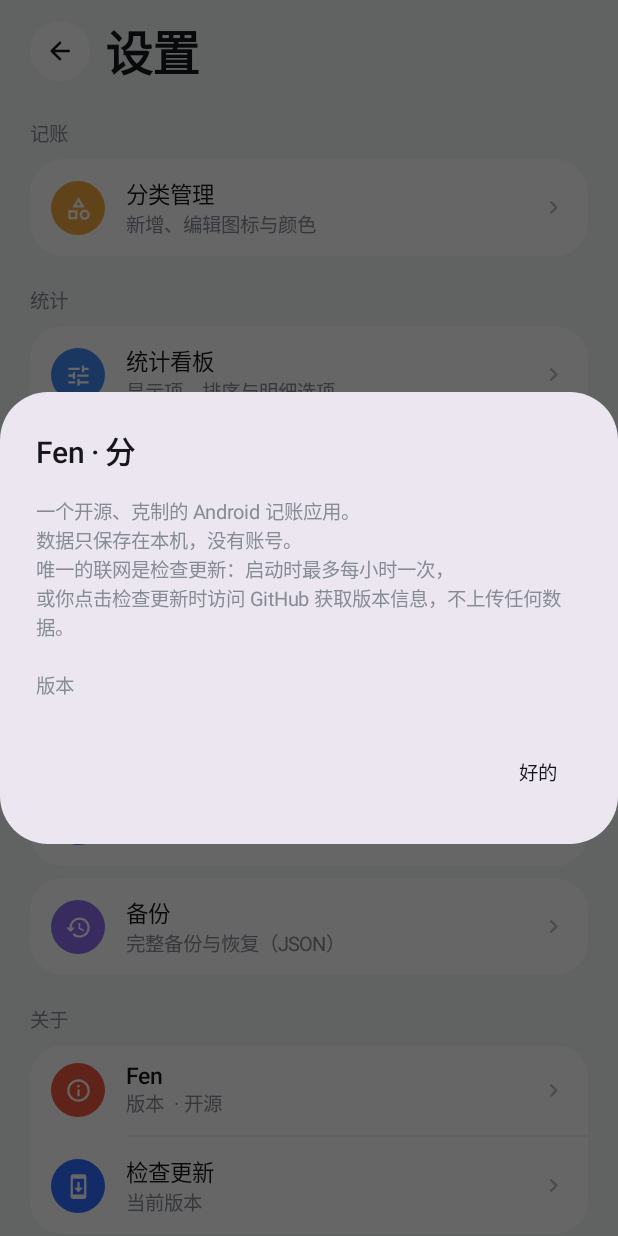
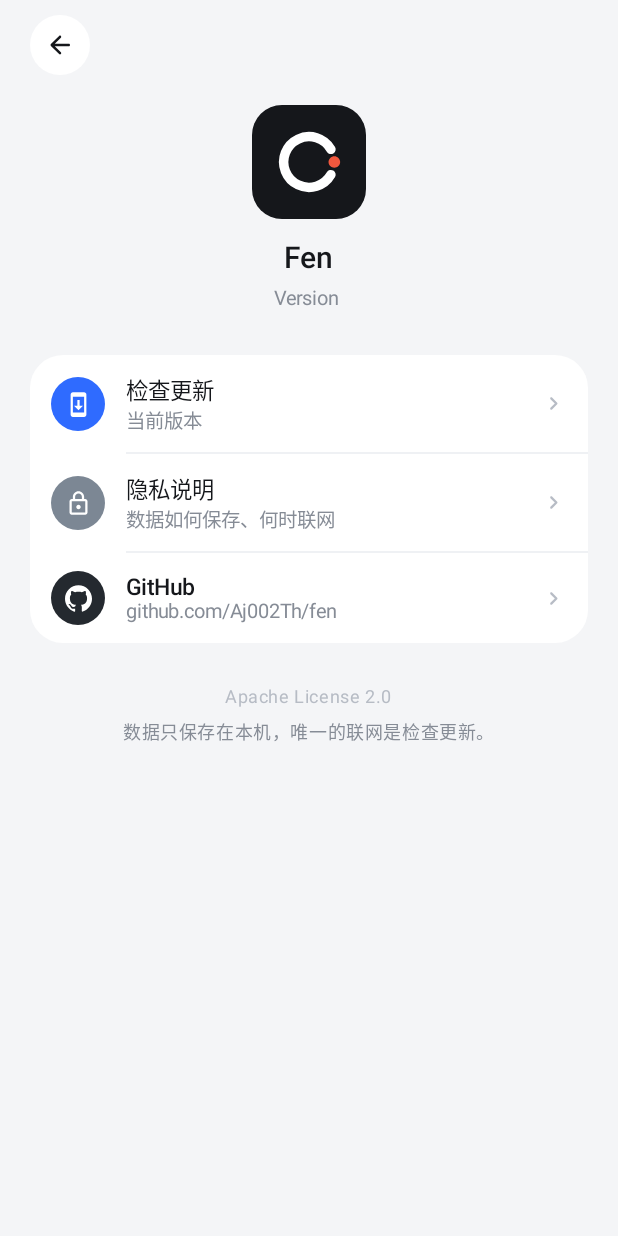
Before and after one commit to Aj002Th/fen, an Android app built with Jetpack Compose: the SettingsScreen screen opened through its navigation route, after a tap on "Fen", on a phone screen of 412 x 824 dp. Run offline under Robolectric (Android 15) with nearby library versions, the phone set to English and light mode, and no system bars.

Commit message:
feat: merge about and update into one page

```diff
--- a/app/src/main/java/app/fen/ui/FenRoot.kt
+++ b/app/src/main/java/app/fen/ui/FenRoot.kt
@@ -70,6 +70,7 @@ import androidx.navigation.compose.rememberNavController
 import app.fen.BuildConfig
 import app.fen.data.Tx
 import app.fen.ui.screens.AddTransactionScreen
+import app.fen.ui.screens.AboutScreen
 import app.fen.ui.screens.BackupScreen
 import app.fen.ui.screens.BillsScreen
 import app.fen.ui.screens.CategoryManagerScreen
@@ -80,10 +81,12 @@ import app.fen.ui.screens.SearchScreen
 import app.fen.ui.screens.SettingsScreen
 import app.fen.ui.screens.StatsBoardSettingsScreen
 import app.fen.ui.screens.StatsScreen
+import app.fen.ui.screens.UpdateSheet
 import app.fen.ui.theme.Fen
 import app.fen.ui.theme.FenMotion
 import app.fen.ui.theme.FenTheme
 import app.fen.update.UpdateViewModel
+import app.fen.update.hasAvailableUpdate
 import kotlinx.coroutines.CancellationException
 import kotlinx.coroutines.Dispatchers
 import kotlinx.coroutines.launch
@@ -165,6 +168,7 @@ private fun FenContent(viewModel: FenViewModel) {
     val showBottomBar = currentRoute == null || RootTabs.isRoot(currentRoute)
     var showAdd by remember { mutableStateOf(false) }
     var editingTx by remember { mutableStateOf<Tx?>(null) }
+    var devUnlocked by remember { mutableStateOf(false) }
     val addOffset = remember { Animatable(1f) }
     val scope = rememberCoroutineScope()
 
@@ -299,16 +303,9 @@ private fun FenContent(viewModel: FenViewModel) {
                             onOpenImport = { navController.navigate("import") },
                             onOpenExport = { navController.navigate("export") },
                             onOpenBackup = { navController.navigate("backup") },
-                            updateState = updateState,
-                            isDevBuild = updateViewModel.isDevBuild,
-                            onCheckUpdate = updateViewModel::openAndCheck,
-                            onCloseUpdate = updateViewModel::closeSheet,
-                            onDownloadUpdate = updateViewModel::downloadAndInstall,
-                            onCancelUpdate = updateViewModel::cancelDownload,
-                            onRetryUpdate = updateViewModel::retry,
-                            onOpenInstallPermission = updateViewModel::openInstallPermission,
-                            onResumeUpdatePermission = updateViewModel::resumeAfterPermission,
-                            onRecheckUpdate = updateViewModel::openAndCheck,
+                            devUnlocked = devUnlocked,
+                            hasUpdate = hasAvailableUpdate(updateState),
+                            onOpenAbout = { navController.navigate("about") },
                             showDebug = BuildConfig.DEBUG,
                             onSeedDemo = {
                                 scope.launch(Dispatchers.IO) { viewModel.seedDemoData(400) }
@@ -423,6 +420,20 @@ private fun FenContent(viewModel: FenViewModel) {
                         )
                     }
                 }
+                composable("about") {
+                    FenPage {
+                        AboutScreen(
+                            versionName = BuildConfig.VERSION_NAME,
+                            updateState = updateState,
+                            onBack = { navController.popBackStack() },
+                            onCheckUpdate = updateViewModel::openAndCheck,
+                            onUnlockDev = {
+                                devUnlocked = true
+                                navController.popBackStack()
+                            },
+                        )
+                    }
+                }
             }
         }
 
@@ -462,6 +473,20 @@ private fun FenContent(viewModel: FenViewModel) {
                     }
                     if (!andContinue) scope.launch { dismissAdd() }
                 },
+            )
+        }
+
+        if (updateState.sheetVisible) {
+            UpdateSheet(
+                state = updateState,
+                isDevBuild = updateViewModel.isDevBuild,
+                onDismiss = updateViewModel::closeSheet,
+                onDownload = updateViewModel::downloadAndInstall,
+                onCancel = updateViewModel::cancelDownload,
+                onRetry = updateViewModel::retry,
+                onOpenPermission = updateViewModel::openInstallPermission,
+                onResumeAfterPermission = updateViewModel::resumeAfterPermission,
+                onRecheck = updateViewModel::openAndCheck,
             )
         }
     }
--- a/app/src/main/java/app/fen/ui/components/Common.kt
+++ b/app/src/main/java/app/fen/ui/components/Common.kt
@@ -39,6 +39,7 @@ import androidx.compose.ui.Modifier
 import androidx.compose.ui.draw.clip
 import androidx.compose.ui.graphics.Color
 import androidx.compose.ui.graphics.SolidColor
+import androidx.compose.ui.graphics.painter.Painter
 import androidx.compose.ui.graphics.vector.ImageVector
 import androidx.compose.ui.focus.focusRequester
 import androidx.compose.ui.text.TextStyle
@@ -160,6 +161,42 @@ fun RowDivider(modifier: Modifier = Modifier, startInset: Dp = 66.dp) {
             .height(1.dp)
             .background(Fen.colors.divider)
     )
+}
+
+/** 8dp 小红点，用于「有新版本」。 */
+@Composable
+fun DotBadge(modifier: Modifier = Modifier, size: Dp = 8.dp) {
+    Box(
+        modifier
+            .size(size)
+            .clip(CircleShape)
+            .background(Fen.colors.expense)
+    )
+}
+
+/** 用 drawable/painter 的圆底图标，用于品牌图标这类没有 ImageVector 的场景。 */
+@Composable
+fun ImageBadge(
+    painter: Painter,
+    color: Color,
+    modifier: Modifier = Modifier,
+    size: Dp = 42.dp,
+    iconSize: Dp = 20.dp,
+) {
+    Box(
+        modifier = modifier
+            .size(size)
+            .clip(CircleShape)
+            .background(color),
+        contentAlignment = Alignment.Center,
+    ) {
+        Icon(
+            painter = painter,
+            contentDescription = null,
+            tint = Color.White,
+            modifier = Modifier.size(iconSize),
+        )
+    }
 }
 
 /* ---------------------------------- 页头 ---------------------------------- */
--- /dev/null
+++ b/app/src/main/java/app/fen/ui/screens/AboutScreen.kt
@@ -0,0 +1,276 @@
+package app.fen.ui.screens
+
+import android.content.Context
+import android.content.Intent
+import android.net.Uri
+import androidx.compose.foundation.Image
+import androidx.compose.foundation.background
+import androidx.compose.foundation.clickable
+import androidx.compose.foundation.layout.Box
+import androidx.compose.foundation.layout.Column
+import androidx.compose.foundation.layout.PaddingValues
+import androidx.compose.foundation.layout.Row
+import androidx.compose.foundation.layout.Spacer
+import androidx.compose.foundation.layout.fillMaxSize
+import androidx.compose.foundation.layout.fillMaxWidth
+import androidx.compose.foundation.layout.height
+import androidx.compose.foundation.layout.padding
+import androidx.compose.foundation.layout.size
+import androidx.compose.foundation.lazy.LazyColumn
+import androidx.compose.foundation.shape.RoundedCornerShape
+import androidx.compose.material.icons.Icons
+import androidx.compose.material.icons.automirrored.rounded.ArrowBack
+import androidx.compose.material.icons.outlined.Lock
+import androidx.compose.material.icons.outlined.SystemUpdate
+import androidx.compose.material.icons.rounded.ChevronRight
+import androidx.compose.material3.AlertDialog
+import androidx.compose.material3.Icon
+import androidx.compose.material3.MaterialTheme
+import androidx.compose.material3.Surface
+import androidx.compose.material3.Text
+import androidx.compose.material3.TextButton
+import androidx.compose.runtime.Composable
+import androidx.compose.runtime.getValue
+import androidx.compose.runtime.mutableStateOf
+import androidx.compose.runtime.remember
+import androidx.compose.runtime.setValue
+import androidx.compose.ui.Alignment
+import androidx.compose.ui.Modifier
+import androidx.compose.ui.draw.clip
+import androidx.compose.ui.graphics.Color
+import androidx.compose.ui.layout.ContentScale
+import androidx.compose.ui.platform.LocalContext
+import androidx.compose.ui.res.painterResource
+import androidx.compose.ui.unit.dp
+import app.fen.R
+import app.fen.ui.components.CircleAction
+import app.fen.ui.components.DotBadge
+import app.fen.ui.components.IconBadge
+import app.fen.ui.components.ImageBadge
+import app.fen.ui.components.RowDivider
+import app.fen.ui.theme.Fen
+import app.fen.update.UpdateUiState
+import app.fen.update.UpdateVersion
+import app.fen.update.hasAvailableUpdate
+import app.fen.update.updateRowSubtitle
+
+private const val GITHUB_URL = "https://github.com/Aj002Th/fen"
+private const val DEV_UNLOCK_TAPS = 10
+
+@Composable
+fun AboutScreen(
+    versionName: String,
+    updateState: UpdateUiState,
+    onBack: () -> Unit,
+    onCheckUpdate: () -> Unit,
+    onUnlockDev: () -> Unit,
+) {
+    val context = LocalContext.current
+    val version = UpdateVersion.normalize(versionName)
+    var showPrivacy by remember { mutableStateOf(false) }
+    var versionTaps by remember { mutableStateOf(0) }
+
+    LazyColumn(
+        modifier = Modifier.fillMaxSize(),
+        contentPadding = PaddingValues(start = 20.dp, end = 20.dp, bottom = 32.dp),
+    ) {
+        item {
+            Row(
+                Modifier.fillMaxWidth().padding(top = 10.dp, bottom = 6.dp),
+                verticalAlignment = Alignment.CenterVertically,
+            ) {
+                CircleAction(
+                    icon = Icons.AutoMirrored.Rounded.ArrowBack,
+                    contentDescription = "返回",
+                    onClick = onBack,
+                    tint = Fen.colors.ink,
+                )
+            }
+        }
+
+        item {
+            Column(
+                modifier = Modifier.fillMaxWidth().padding(top = 14.dp),
+                horizontalAlignment = Alignment.CenterHorizontally,
+            ) {
+                Box(
+                    modifier = Modifier
+                        .size(76.dp)
+                        .clip(RoundedCornerShape(20.dp))
+                        .background(Color(0xFF15171B)),
+                    contentAlignment = Alignment.Center,
+                ) {
+                    Image(
+                        painter = painterResource(R.drawable.ic_launcher_foreground),
+                        contentDescription = null,
+                        contentScale = ContentScale.Crop,
+                        modifier = Modifier.fillMaxSize(),
+                    )
+                }
+                Spacer(Modifier.height(14.dp))
+                Text(
+                    text = "Fen",
+                    style = MaterialTheme.typography.headlineSmall,
+                    color = Fen.colors.ink,
+                )
+                Spacer(Modifier.height(4.dp))
+                Text(
+                    text = "Version $version",
+                    style = MaterialTheme.typography.bodyMedium,
+                    color = Fen.colors.inkSoft,
+                    modifier = Modifier
+                        .clip(RoundedCornerShape(8.dp))
+                        .clickable {
+                            versionTaps += 1
+                            if (versionTaps >= DEV_UNLOCK_TAPS) {
+                                versionTaps = 0
+                                onUnlockDev()
+                            }
+                        }
+                        .padding(horizontal = 8.dp, vertical = 4.dp),
+                )
+            }
+        }
+
+        item { Spacer(Modifier.height(26.dp)) }
+
+        item {
+            Surface(
+                shape = RoundedCornerShape(22.dp),
+                color = Fen.colors.surface,
+                modifier = Modifier.fillMaxWidth(),
+            ) {
+                Column {
+                    AboutRow(
+                        title = "检查更新",
+                        subtitle = updateRowSubtitle(updateState),
+                        onClick = onCheckUpdate,
+                        showDot = hasAvailableUpdate(updateState),
+                        leading = {
+                            IconBadge(
+                                icon = Icons.Outlined.SystemUpdate,
+                                color = Color(0xFF2F6BFF),
+                                size = 36.dp,
+                                iconSize = 18.dp,
+                            )
+                        },
+                    )
+                    RowDivider(startInset = 64.dp)
+                    AboutRow(
+                        title = "隐私说明",
+                        subtitle = "数据如何保存、何时联网",
+                        onClick = { showPrivacy = true },
+                        leading = {
+                            IconBadge(
+                                icon = Icons.Outlined.Lock,
+                                color = Color(0xFF7C8794),
+                                size = 36.dp,
+                                iconSize = 18.dp,
+                            )
+                        },
+                    )
+                    RowDivider(startInset = 64.dp)
+                    AboutRow(
+                        title = "GitHub",
+                        subtitle = "github.com/Aj002Th/fen",
+                        onClick = { openGithub(context) },
+                        leading = {
+                            ImageBadge(
+                                painter = painterResource(R.drawable.ic_github),
+                                color = Color(0xFF24292F),
+                                size = 36.dp,
+                                iconSize = 18.dp,
+                            )
+                        },
+                    )
+                }
+            }
+        }
+
+        item { Spacer(Modifier.height(28.dp)) }
+
+        item {
+            Column(
+                modifier = Modifier.fillMaxWidth(),
+                horizontalAlignment = Alignment.CenterHorizontally,
+            ) {
+                Text(
+                    text = "Apache License 2.0",
+                    style = MaterialTheme.typography.bodySmall,
+                    color = Fen.colors.inkFaint,
+                )
+                Spacer(Modifier.height(6.dp))
+                Text(
+                    text = "数据只保存在本机，唯一的联网是检查更新。",
+                    style = MaterialTheme.typography.bodySmall,
+                    color = Fen.colors.inkSoft,
+                )
+            }
+        }
+    }
+
+    if (showPrivacy) {
+        AlertDialog(
+            onDismissRequest = { showPrivacy = false },
+            title = { Text("隐私说明") },
+            text = {
+                Text(
+                    "数据只保存在本机，没有账号。\n" +
+                        "唯一的联网是检查更新：启动时最多每小时一次，" +
+                        "或你点击检查更新时访问 GitHub 获取版本信息，不上传任何数据。"
+                )
+            },
+            confirmButton = {
+                TextButton(onClick = { showPrivacy = false }) { Text("好的") }
+            },
+        )
+    }
+}
+
+@Composable
+private fun AboutRow(
+    title: String,
+    subtitle: String,
+    onClick: () -> Unit,
+    leading: @Composable () -> Unit,
+    showDot: Boolean = false,
+) {
+    Row(
+        modifier = Modifier
+            .fillMaxWidth()
+            .clickable(onClick = onClick)
+            .padding(horizontal = 14.dp, vertical = 12.dp),
+        verticalAlignment = Alignment.CenterVertically,
+    ) {
+        leading()
+        Spacer(Modifier.size(14.dp))
+        Column(Modifier.weight(1f)) {
+            Text(title, style = MaterialTheme.typography.titleMedium)
+            Text(
+                subtitle,
+                style = MaterialTheme.typography.bodyMedium,
+                color = Fen.colors.inkSoft,
+            )
+        }
+        if (showDot) {
+            DotBadge()
+            Spacer(Modifier.size(8.dp))
+        }
+        Icon(
+            Icons.Rounded.ChevronRight,
+            contentDescription = null,
+            tint = Fen.colors.inkFaint,
+            modifier = Modifier.size(18.dp),
+        )
+    }
+}
+
+private fun openGithub(context: Context) {
+    val intent = Intent(Intent.ACTION_VIEW, Uri.parse(GITHUB_URL))
+        .addFlags(Intent.FLAG_ACTIVITY_NEW_TASK)
+    try {
+        context.startActivity(intent)
+    } catch (_: Exception) {
+        // 没有浏览器时静默失败
+    }
+}
--- a/app/src/main/java/app/fen/ui/screens/SettingsScreen.kt
+++ b/app/src/main/java/app/fen/ui/screens/SettingsScreen.kt
@@ -21,7 +21,6 @@ import androidx.compose.material.icons.outlined.Delete
 import androidx.compose.material.icons.outlined.Download
 import androidx.compose.material.icons.outlined.Info
 import androidx.compose.material.icons.outlined.Restore
-import androidx.compose.material.icons.outlined.SystemUpdate
 import androidx.compose.material.icons.outlined.Tune
 import androidx.compose.material.icons.outlined.Upload
 import androidx.compose.material.icons.rounded.ChevronRight
@@ -47,12 +46,12 @@ import androidx.compose.ui.graphics.vector.ImageVector
 import androidx.compose.ui.unit.dp
 import app.fen.BuildConfig
 import app.fen.ui.components.CircleAction
+import app.fen.ui.components.DotBadge
 import app.fen.ui.components.IconBadge
 import app.fen.ui.components.RowDivider
 import app.fen.ui.components.SectionLabel
 import app.fen.ui.theme.Fen
-import app.fen.update.UpdateUiState
-import app.fen.update.updateRowSubtitle
+import app.fen.update.UpdateVersion
 
 @OptIn(ExperimentalMaterial3Api::class)
 @Composable
@@ -65,27 +64,16 @@ fun SettingsScreen(
     onOpenImport: () -> Unit,
     onOpenExport: () -> Unit,
     onOpenBackup: () -> Unit,
-    updateState: UpdateUiState,
-    isDevBuild: Boolean,
-    onCheckUpdate: () -> Unit,
-    onCloseUpdate: () -> Unit,
-    onDownloadUpdate: () -> Unit,
-    onCancelUpdate: () -> Unit,
-    onRetryUpdate: () -> Unit,
-    onOpenInstallPermission: () -> Unit,
-    onResumeUpdatePermission: () -> Unit,
-    onRecheckUpdate: () -> Unit,
+    devUnlocked: Boolean,
+    hasUpdate: Boolean,
+    onOpenAbout: () -> Unit,
     showDebug: Boolean = false,
     onSeedDemo: () -> Unit = {},
     onClearData: () -> Unit = {},
 ) {
     var showThemeDialog by remember { mutableStateOf(false) }
-    var showAbout by remember { mutableStateOf(false) }
     var showSeedConfirm by remember { mutableStateOf(false) }
     var showClearConfirm by remember { mutableStateOf(false) }
-    // 开发选项默认隐藏：在「关于」弹窗里连点标题 10 次才出现；进程退出后重置
-    var devUnlocked by remember { mutableStateOf(false) }
-    var aboutTaps by remember { mutableStateOf(0) }
 
     LazyColumn(
         modifier = Modifier.fillMaxSize(),
@@ -220,26 +208,14 @@ fun SettingsScreen(
                 color = Fen.colors.surface,
                 modifier = Modifier.fillMaxWidth(),
             ) {
-                Column {
-                    SettingItem(
-                        title = "Fen",
-                        subtitle = "版本 ${BuildConfig.VERSION_NAME} · " + if (BuildConfig.FEN_VARIANT == "prod") "开源" else "开发版",
-                        icon = Icons.Outlined.Info,
-                        tint = Color(0xFFF2583E),
-                        onClick = {
-                            aboutTaps = 0
-                            showAbout = true
-                        },
-                    )
-                    RowDivider(startInset = 64.dp)
-                    SettingItem(
-                        title = "检查更新",
-                        subtitle = updateRowSubtitle(updateState),
-                        icon = Icons.Outlined.SystemUpdate,
-                        tint = Color(0xFF2F6BFF),
-                        onClick = onCheckUpdate,
-                    )
-                }
+                SettingItem(
+                    title = "Fen",
+                    subtitle = "版本 ${UpdateVersion.normalize(BuildConfig.VERSION_NAME)}",
+                    icon = Icons.Outlined.Info,
+                    tint = Color(0xFFF2583E),
+                    onClick = onOpenAbout,
+                    trailingDot = hasUpdate,
+                )
             }
         }
 
@@ -316,36 +292,6 @@ fun SettingsScreen(
         }
     }
 
-    if (showAbout) {
-        AlertDialog(
-            onDismissRequest = { showAbout = false },
-            title = {
-                Text(
-                    text = "Fen · 分",
-                    modifier = Modifier.clickable {
-                        aboutTaps += 1
-                        if (aboutTaps >= 10) {
-                            devUnlocked = true
-                            aboutTaps = 0
-                            showAbout = false
-                        }
-                    },
-                )
-            },
-            text = {
-                Text(
-                    "一个开源、克制的 Android 记账应用。\n" +
-                        "数据只保存在本机，没有账号。\n" +
-                        "唯一的联网是检查更新：启动时最多每小时一次，\n" +
-                        "或你点击检查更新时访问 GitHub 获取版本信息，不上传任何数据。\n\n" +
-                        "版本 ${BuildConfig.VERSION_NAME}"
-                )
-            },
-            confirmButton = {
-                TextButton(onClick = { showAbout = false }) { Text("好的") }
-            },
-        )
-    }
     if (showSeedConfirm) {
         AlertDialog(
             onDismissRequest = { showSeedConfirm = false },
@@ -379,20 +325,6 @@ fun SettingsScreen(
             },
         )
     }
-
-    if (updateState.sheetVisible) {
-        UpdateSheet(
-            state = updateState,
-            isDevBuild = isDevBuild,
-            onDismiss = onCloseUpdate,
-            onDownload = onDownloadUpdate,
-            onCancel = onCancelUpdate,
-            onRetry = onRetryUpdate,
-            onOpenPermission = onOpenInstallPermission,
-            onResumeAfterPermission = onResumeUpdatePermission,
-            onRecheck = onRecheckUpdate,
-        )
-    }
 }
 
 @Composable
@@ -402,6 +334,7 @@ private fun SettingItem(
     icon: ImageVector,
     tint: Color,
     onClick: () -> Unit,
+    trailingDot: Boolean = false,
 ) {
     Row(
         modifier = Modifier
@@ -420,6 +353,10 @@ private fun SettingItem(
                 color = Fen.colors.inkSoft,
             )
         }
+        if (trailingDot) {
+            DotBadge()
+            Spacer(Modifier.size(8.dp))
+        }
         Icon(
             Icons.Rounded.ChevronRight,
             contentDescription = null,
--- /dev/null
+++ b/app/src/main/res/drawable/ic_github.xml
@@ -0,0 +1,10 @@
+<?xml version="1.0" encoding="utf-8"?>
+<vector xmlns:android="http://schemas.android.com/apk/res/android"
+    android:width="24dp"
+    android:height="24dp"
+    android:viewportWidth="24"
+    android:viewportHeight="24">
+    <path
+        android:fillColor="#FFFFFF"
+        android:pathData="M12,0.297c-6.63,0 -12,5.373 -12,12c0,5.303 3.438,9.8 8.205,11.385c0.6,0.113 0.82,-0.258 0.82,-0.577c0,-0.285 -0.01,-1.04 -0.015,-2.04c-3.338,0.724 -4.042,-1.61 -4.042,-1.61C4.422,18.07 3.633,17.7 3.633,17.7c-1.087,-0.744 0.084,-0.729 0.084,-0.729c1.205,0.084 1.838,1.236 1.838,1.236c1.07,1.835 2.809,1.305 3.495,0.998c0.108,-0.776 0.417,-1.305 0.76,-1.605c-2.665,-0.3 -5.466,-1.332 -5.466,-5.93c0,-1.31 0.465,-2.38 1.235,-3.22c-0.135,-0.303 -0.54,-1.523 0.105,-3.176c0,0 1.005,-0.322 3.3,1.23c0.96,-0.267 1.98,-0.399 3,-0.405c1.02,0.006 2.04,0.138 3,0.405c2.28,-1.552 3.285,-1.23 3.285,-1.23c0.645,1.653 0.24,2.873 0.12,3.176c0.765,0.84 1.23,1.91 1.23,3.22c0,4.61 -2.805,5.625 -5.475,5.92c0.42,0.36 0.81,1.096 0.81,2.22c0,1.606 -0.015,2.896 -0.015,3.286c0,0.315 0.21,0.69 0.825,0.57C20.565,22.092 24,17.592 24,12.297c0,-6.627 -5.373,-12 -12,-12" />
+</vector>
```
